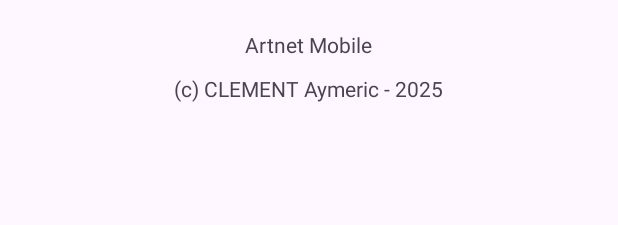
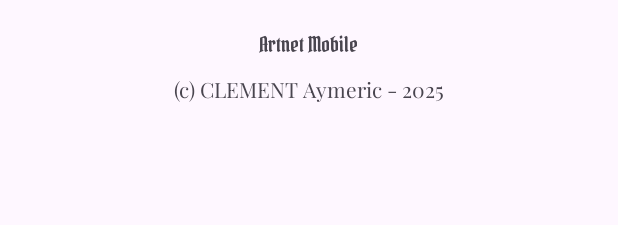
Before and after one commit to bts-lasalle-avignon-projets/artnet-2025, an Android app: the layout activity_principale.xml on its own in the app's theme, with its tools: preview values and no code run, on a phone screen of 412 x 824 dp. Shown: the top 225 px of the screen. Run offline under Robolectric (Android 15) with nearby library versions, the phone set to English and light mode, and no system bars.

Commit message:
Ajout de font

```diff
--- a/artnetMobile/app/src/main/res/layout/activity_principale.xml
+++ b/artnetMobile/app/src/main/res/layout/activity_principale.xml
@@ -12,6 +12,7 @@
             android:id="@+id/titre"
             android:layout_width="wrap_content"
             android:layout_height="wrap_content"
+            android:fontFamily="@font/PirataOne"
             android:text="@string/appName"
             android:layout_marginTop="20dp"
             android:layout_centerHorizontal="true"/>
@@ -20,6 +21,7 @@
             android:id="@+id/credits"
             android:layout_width="wrap_content"
             android:layout_height="wrap_content"
+            android:fontFamily="@font/PlayfairDisplay"
             android:text="@string/copyright"
             android:layout_below="@id/titre"
             android:layout_marginTop="10dp"
```
Also changed, not shown: artnetMobile/app/src/main/res/font/PirataOne.ttf (added), artnetMobile/app/src/main/res/font/PlayfairDisplay.ttf (added).
